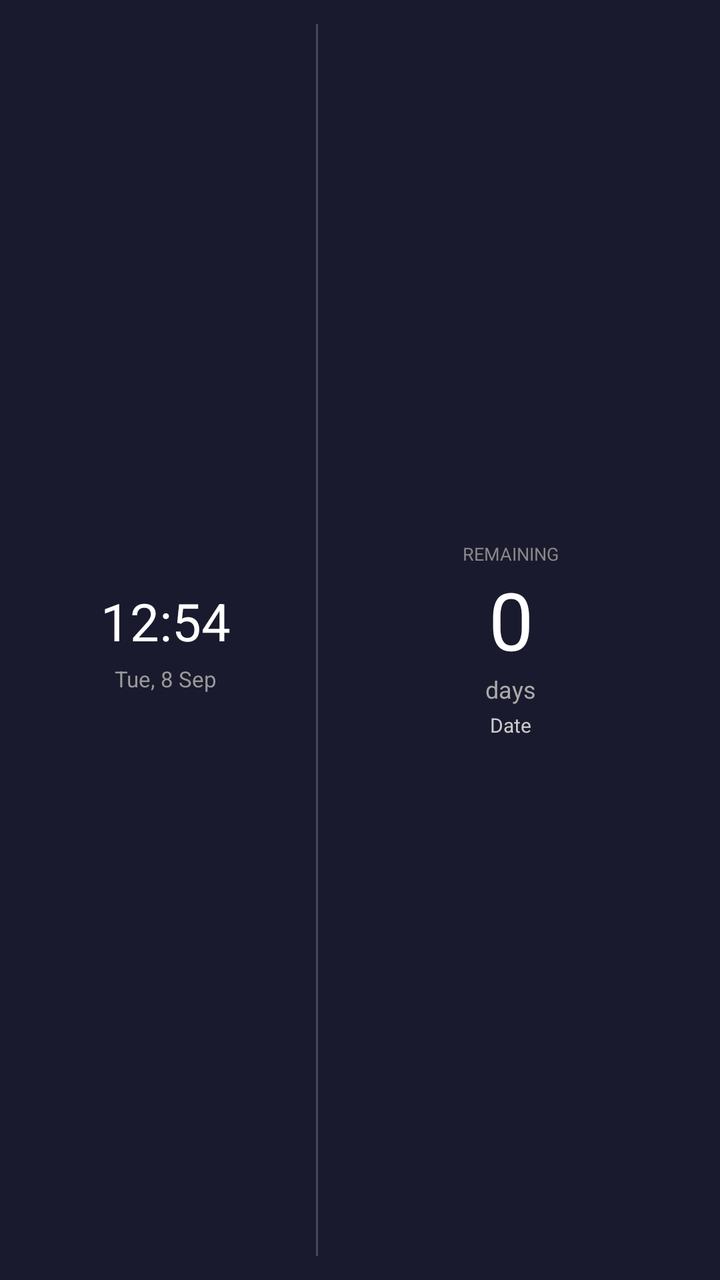
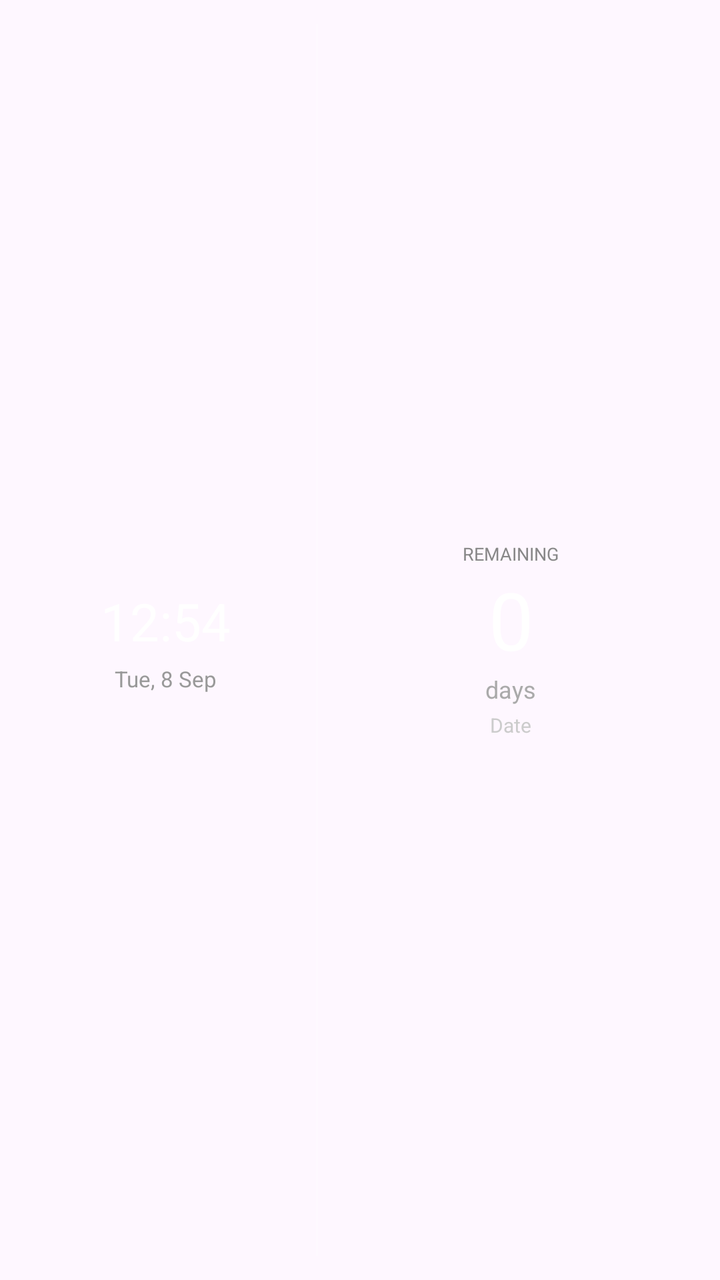

Compare the two renders of this Android layout. The source of the first and the diff that turns it into the second are given below.
<!-- AndroidManifest.xml: application theme Theme.DaysUntil -->
<!-- res/layout/widget_layout.xml -->
<?xml version="1.0" encoding="utf-8"?>
<LinearLayout xmlns:android="http://schemas.android.com/apk/res/android"
    android:id="@+id/widgetContainer"
    android:layout_width="match_parent"
    android:layout_height="match_parent"
    android:orientation="horizontal"
    android:background="#FF1A1A2E"
    android:padding="12dp">

    <LinearLayout
        android:id="@+id/widgetClockSection"
        android:layout_width="0dp"
        android:layout_height="match_parent"
        android:layout_weight="1"
        android:orientation="vertical"
        android:gravity="center">

        <TextView
            android:id="@+id/widgetClock"
            android:layout_width="wrap_content"
            android:layout_height="wrap_content"
            android:text="12:54"
            android:textSize="26sp"
            android:textColor="#FFFFFFFF" />

        <TextView
            android:id="@+id/widgetTodayDate"
            android:layout_width="wrap_content"
            android:layout_height="wrap_content"
            android:text="Tue, 8 Sep"
            android:textSize="11sp"
            android:textColor="#FF999999"
            android:layout_marginTop="4dp" />

    </LinearLayout>

    <ImageView
        android:layout_width="1dp"
        android:layout_height="match_parent"
        android:background="#33FFFFFF"
        android:layout_marginStart="4dp"
        android:layout_marginEnd="4dp" />

    <LinearLayout
        android:id="@+id/widgetEventSection"
        android:layout_width="0dp"
        android:layout_height="match_parent"
        android:layout_weight="1.3"
        android:orientation="vertical"
        android:gravity="center">

        <TextView
            android:id="@+id/widgetLabel"
            android:layout_width="wrap_content"
            android:layout_height="wrap_content"
            android:text="REMAINING"
            android:textSize="9sp"
            android:textColor="#FF888888"
            android:maxLines="1"
            android:ellipsize="end" />

        <TextView
            android:id="@+id/widgetDays"
            android:layout_width="wrap_content"
            android:layout_height="wrap_content"
            android:text="0"
            android:textSize="40sp"
            android:textColor="#FFFFFFFF" />

        <TextView
            android:id="@+id/widgetDaysLabel"
            android:layout_width="wrap_content"
            android:layout_height="wrap_content"
            android:text="days"
            android:textSize="12sp"
            android:textColor="#FFAAAAAA" />

        <TextView
            android:id="@+id/widgetDate"
            android:layout_width="wrap_content"
            android:layout_height="wrap_content"
            android:text="Date"
            android:textSize="10sp"
            android:textColor="#FFCCCCCC"
            android:layout_marginTop="3dp" />

    </LinearLayout>

</LinearLayout>
<!-- resources referenced by this layout -->
<resources>
  <style name="Theme.DaysUntil" parent="Theme.Material3.DayNight.NoActionBar">
          <item name="colorPrimary">@color/purple_500</item>
          <item name="colorPrimaryVariant">@color/purple_700</item>
          <item name="colorOnPrimary">@color/white</item>
          <item name="android:statusBarColor">@color/purple_700</item>
      </style>
  <color name="purple_500">#FF6750A4</color>
  <color name="purple_700">#FF6750A4</color>
  <color name="white">#FFFFFFFF</color>
</resources>

<!-- the commit's change to res/layout/widget_layout.xml (unified diff, before → after) -->
@@ -4,7 +4,7 @@
     android:layout_width="match_parent"
     android:layout_height="match_parent"
     android:orientation="horizontal"
-    android:background="#FF1A1A2E"
+    android:background="@android:color/transparent"
     android:padding="12dp">
 
     <LinearLayout
